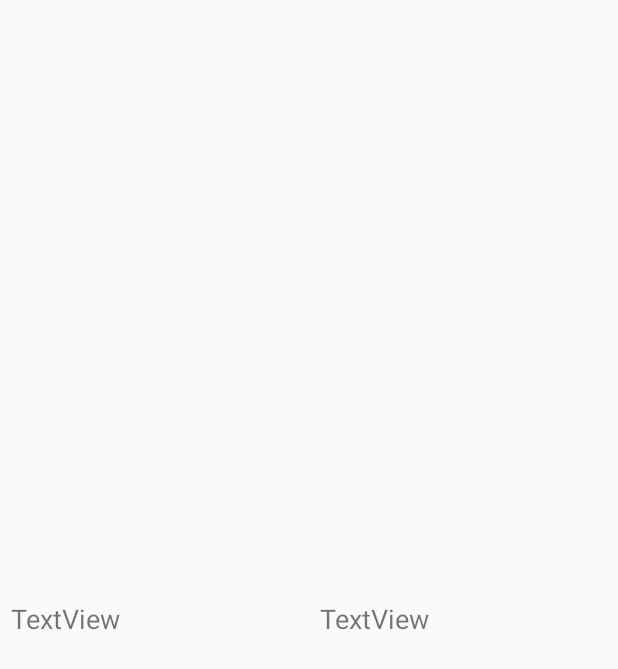
After one commit to mkizhevsk/MySpace, an Android app: the layout contact_list_item.xml on its own in the app's theme, with its tools: preview values and no code run, on a phone screen of 412 x 824 dp. The commit adds this screen. Shown: the top 669 px of the screen. Run offline under Robolectric (Android 15) with nearby library versions, the light colour scheme and no system bars.

Commit message:
some changes

```diff
--- /dev/null
+++ b/app/src/main/res/layout/contact_list_item.xml
@@ -0,0 +1,34 @@
+<?xml version="1.0" encoding="utf-8"?>
+<androidx.constraintlayout.widget.ConstraintLayout xmlns:android="http://schemas.android.com/apk/res/android"
+    xmlns:app="http://schemas.android.com/apk/res-auto"
+    xmlns:tools="http://schemas.android.com/tools"
+    android:layout_width="match_parent"
+    android:layout_height="match_parent">
+
+    <TextView
+        android:id="@+id/phone"
+        android:layout_width="0dp"
+        android:layout_height="wrap_content"
+        android:gravity="center_vertical"
+        android:padding="7dp"
+        android:text="TextView"
+        android:textSize="18sp"
+        app:layout_constraintBottom_toBottomOf="parent"
+        app:layout_constraintLeft_toLeftOf="parent"
+        app:layout_constraintRight_toLeftOf="@id/email"
+        app:layout_constraintTop_toTopOf="parent"></TextView>
+
+    <TextView
+        android:id="@+id/email"
+        android:layout_width="0dp"
+        android:layout_height="wrap_content"
+        android:gravity="center_vertical"
+        android:padding="7dp"
+        android:text="TextView"
+        android:textSize="18sp"
+        app:layout_constraintBottom_toBottomOf="parent"
+        app:layout_constraintLeft_toRightOf="@id/phone"
+        app:layout_constraintRight_toRightOf="parent"
+        app:layout_constraintTop_toTopOf="parent"></TextView>
+
+</androidx.constraintlayout.widget.ConstraintLayout>
--- a/build.gradle
+++ b/build.gradle
@@ -8,7 +8,7 @@ buildscript {
 
     }
     dependencies {
-        classpath 'com.android.tools.build:gradle:4.1.0'
+        classpath 'com.android.tools.build:gradle:4.1.1'
 
 
         // NOTE: Do not place your application dependencies here; they belong
```
Also changed, not shown: app/src/main/java/com/example/myspace/PhonesActivity.java (+14 -2 lines), app/src/main/java/com/example/myspace/data/ContactAdapter.java (added, +95 -0 lines).
